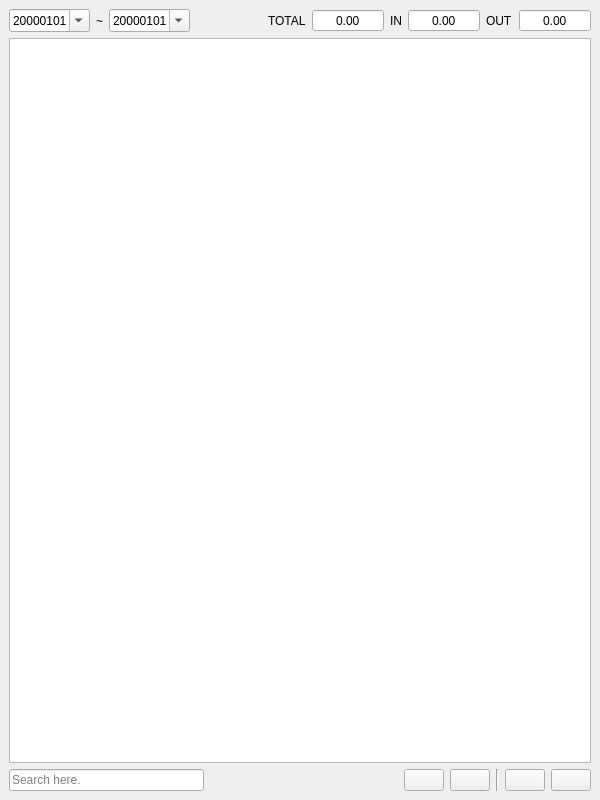
Qt form core/bill/bill.ui (Jiangxp16/pydiary) before a commit.
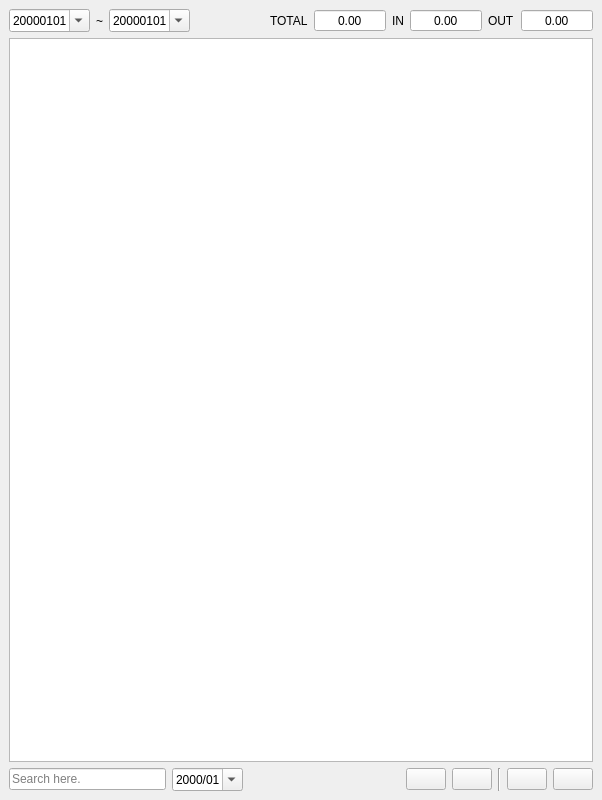
The same form after that commit. Custom widgets are drawn as their Qt base class.

What changed in the file:
```diff
--- a/core/bill/bill.ui
+++ b/core/bill/bill.ui
@@ -6,7 +6,7 @@
    <rect>
     <x>0</x>
     <y>0</y>
-    <width>600</width>
+    <width>602</width>
     <height>800</height>
    </rect>
   </property>
@@ -212,6 +212,19 @@
         </property>
        </widget>
       </item>
+      <item>
+       <widget class="QDateEdit" name="de_month">
+        <property name="currentSection">
+         <enum>QDateTimeEdit::YearSection</enum>
+        </property>
+        <property name="displayFormat">
+         <string>yyyy/MM</string>
+        </property>
+        <property name="calendarPopup">
+         <bool>true</bool>
+        </property>
+       </widget>
+      </item>
       <item>
        <spacer name="hs_operate">
         <property name="orientation">
```
Left out of the diff: 6 changed lines with no effect on the pictures.
